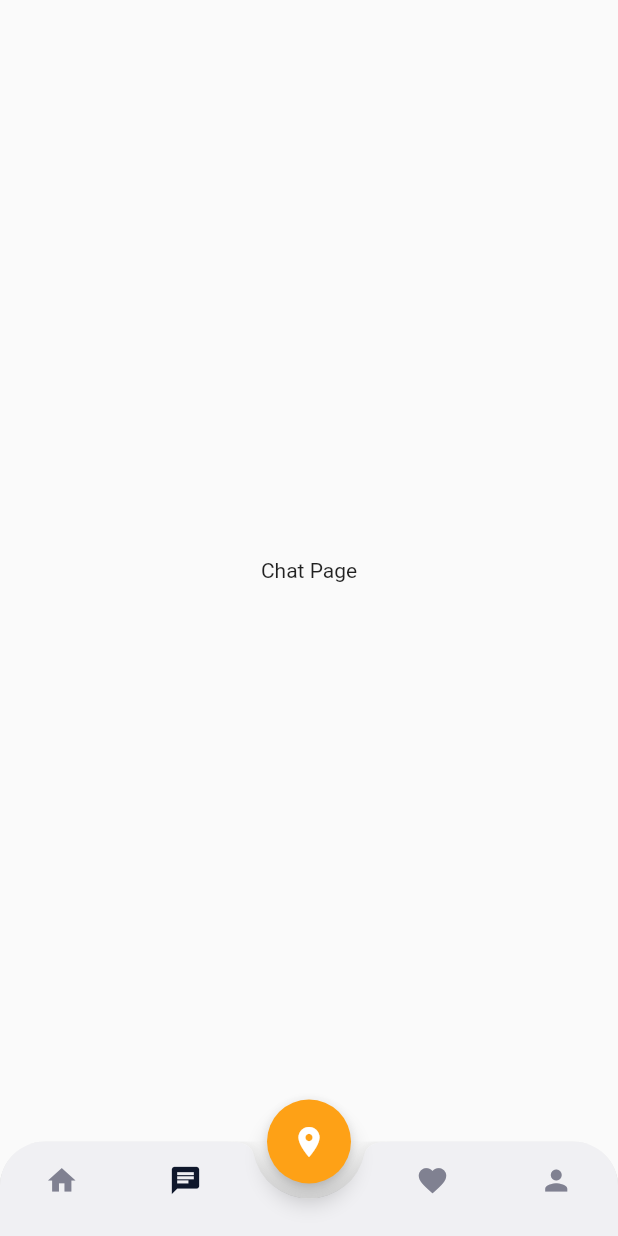
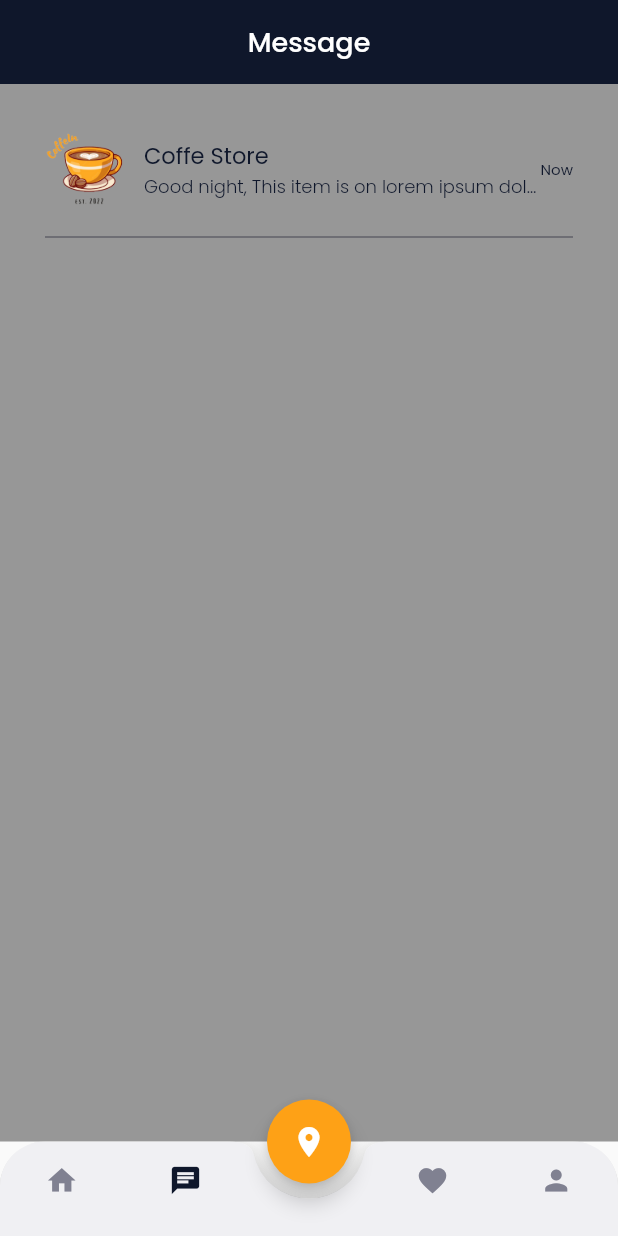
Before and after one commit to dream-team-workshop/WORKSHOP-MOBILE-APPLICATION-FRAMEWORK, a Flutter app: the MainPage screen opened by its route, item 2 of the bottom bar chosen, on a phone screen of 412 x 824 dp. Run offline on Flutter 3.47's test engine with Material 2 defaults, Android fonts, the phone set to English and light mode, and no system bars; our stand-ins replace google_fonts.

Commit message:
project - chat page & detail chat page

```diff
--- a/lib/main.dart
+++ b/lib/main.dart
@@ -1,3 +1,4 @@
+import 'package:brk_mobile/pages/detail_chat_page.dart';
 import 'package:brk_mobile/pages/home/main_page.dart';
 import 'package:brk_mobile/pages/login_page.dart';
 import 'package:brk_mobile/pages/register_page.dart';
@@ -17,6 +18,7 @@ class MyApp extends StatelessWidget {
         '/login': (context) => LoginPage(),
         '/register': (context) => RegisterPage(),
         '/home': (context) => MainPage(),
+        '/detail-chat': (context) => DetailChatPage(),
       },
     );
   }
--- a/lib/pages/home/chat_page.dart
+++ b/lib/pages/home/chat_page.dart
@@ -1,12 +1,109 @@
+import 'package:brk_mobile/theme.dart';
+import 'package:brk_mobile/widgets/chat_tile.dart';
 import 'package:flutter/material.dart';
+import 'package:http/http.dart';
 
 class ChatPage extends StatelessWidget {
   const ChatPage({super.key});
 
   @override
   Widget build(BuildContext context) {
-    return Center(
-      child: Text('Chat Page'),
+    Widget header() {
+      return AppBar(
+        backgroundColor: primaryColor,
+        centerTitle: true,
+        title: Text(
+          'Message',
+          style: whiteTextStyle.copyWith(
+            fontSize: 18,
+            fontWeight: medium,
+          ),
+        ),
+        elevation: 0,
+        automaticallyImplyLeading: false,
+      );
+    }
+
+    Widget emptyChat() {
+      return Expanded(
+        child: Container(
+            color: accentColor,
+            width: double.infinity,
+            child: Column(
+              mainAxisAlignment: MainAxisAlignment.center,
+              children: [
+                Image.asset(
+                  'assets/images/empty_chat.png',
+                  width: 80,
+                ),
+                const SizedBox(
+                  height: 20,
+                ),
+                Text(
+                  'Opss no message yet',
+                  style: primaryTextStyle.copyWith(
+                      fontSize: 16, fontWeight: medium),
+                ),
+                const SizedBox(
+                  height: 6,
+                ),
+                Text(
+                  'You have never done a transaction',
+                  style: primaryTextStyle,
+                ),
+                const SizedBox(
+                  height: 20,
+                ),
+                Container(
+                  height: 44,
+                  child: TextButton(
+                    onPressed: () {},
+                    style: TextButton.styleFrom(
+                      padding: EdgeInsets.symmetric(
+                        horizontal: 24,
+                        vertical: 10,
+                      ),
+                      backgroundColor: primaryColor,
+                      shape: RoundedRectangleBorder(
+                        borderRadius: BorderRadius.circular(12,),
+                      ),
+                    ),
+                    child: Text(
+                      'Explore Store',
+                      style: whiteTextStyle.copyWith(
+                        fontSize: 16,
+                        fontWeight: medium,
+                      ),
+                    ),
+                  ),
+                )
+              ],
+            )),
+      );
+    }
+
+    Widget content(){
+      return Expanded(
+        child: Container(
+          width: double.infinity,
+          color: accentColor,
+          child: ListView(
+            padding: EdgeInsets.symmetric(
+              horizontal: defaultMargin,
+            ),
+            children: [
+              ChatTile(),
+            ],
+          ),
+        ),
+      );
+    }
+
+    return Column(
+      children: [
+        header(),
+        content(),
+      ],
     );
   }
 }
--- a/lib/theme.dart
+++ b/lib/theme.dart
@@ -11,6 +11,7 @@ Color blackColor = Colors.black;
 Color whiteColor = Colors.white;
 Color backgroundColor1 = Colors.white;
 Color backgroundColor2 = Color(0XFFF0F0F3);
+Color backgroundColor3 = Color(0XFFF1F0F2);
 Color transparentColor = Colors.transparent;
 
 TextStyle primaryTextStyle = GoogleFonts.poppins(
--- /dev/null
+++ b/lib/widgets/chat_tile.dart
@@ -0,0 +1,69 @@
+import 'package:flutter/material.dart';
+import 'package:brk_mobile/theme.dart';
+
+class ChatTile extends StatelessWidget {
+  const ChatTile({super.key});
+
+  @override
+  Widget build(BuildContext context) {
+    return GestureDetector(
+      onTap: (){
+        Navigator.pushNamed(context, '/detail-chat');
+      },
+      child: Container(
+        margin: EdgeInsets.only(
+          top: 30,
+        ),
+        child: Column(
+          children: [
+            Row(
+              children: [
+                Image.asset(
+                  'assets/images/logo_coffein.png',
+                  width: 54,
+                ),
+                const SizedBox(
+                  width: 12,
+                ),
+                Expanded(
+                  child: Column(
+                    crossAxisAlignment: CrossAxisAlignment.start,
+                    children: [
+                      Text(
+                        'Coffe Store',
+                        style: primaryTextStyle.copyWith(
+                          fontSize: 15,
+                        ),
+                      ),
+                      Text(
+                        'Good night, This item is on lorem ipsum dolor sit amet',
+                        style: primaryTextStyle.copyWith(
+                          fontSize: 12,
+                          fontWeight: light,
+                        ),
+                        overflow: TextOverflow.ellipsis,
+                      ),
+                    ],
+                  ),
+                ),
+                Text(
+                  'Now',
+                  style: primaryTextStyle.copyWith(
+                    fontSize: 10,
+                  ),
+                ),
+              ],
+            ),
+            const SizedBox(
+              height: 10,
+            ),
+            const Divider(
+              thickness: 0.5,
+              color: Color(0XFF2B2939),
+            )
+          ],
+        ),
+      ),
+    );
+  }
+}
```
Also changed, not shown: lib/pages/detail_chat_page.dart (added, +181 -0 lines), lib/widgets/chat_bubble.dart (added, +168 -0 lines), assets/images/empty_chat.png (added), assets/images/img_product_chat.png (added), assets/images/img_send.png (added), assets/images/logo_coffein_online.png (added).
